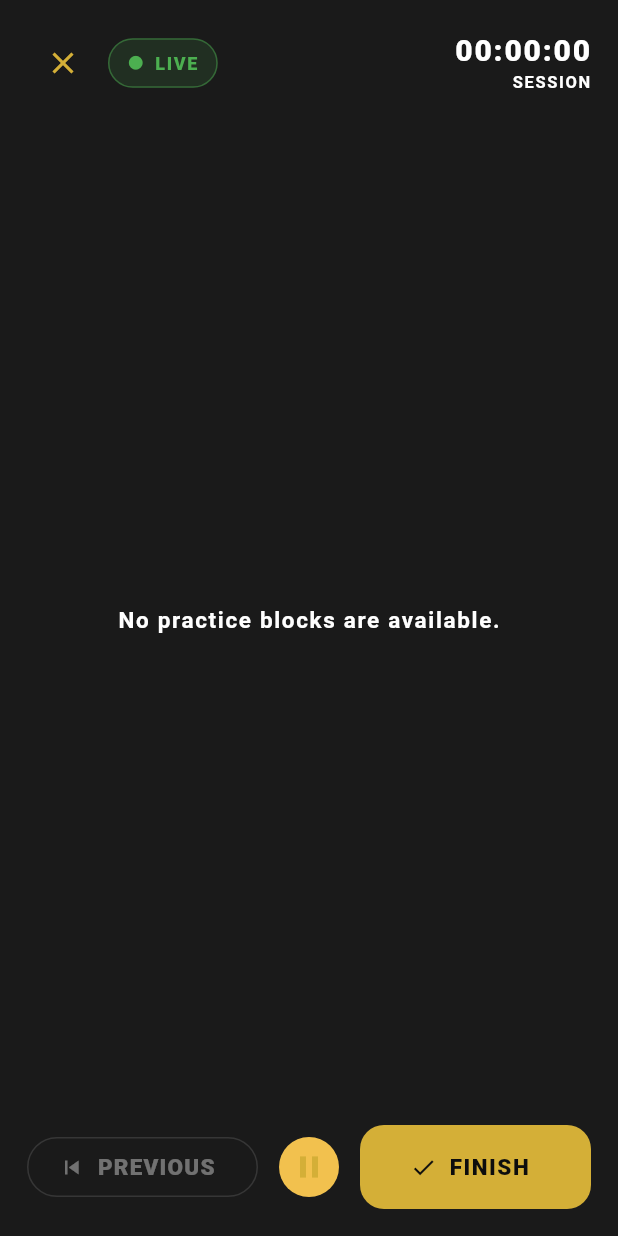
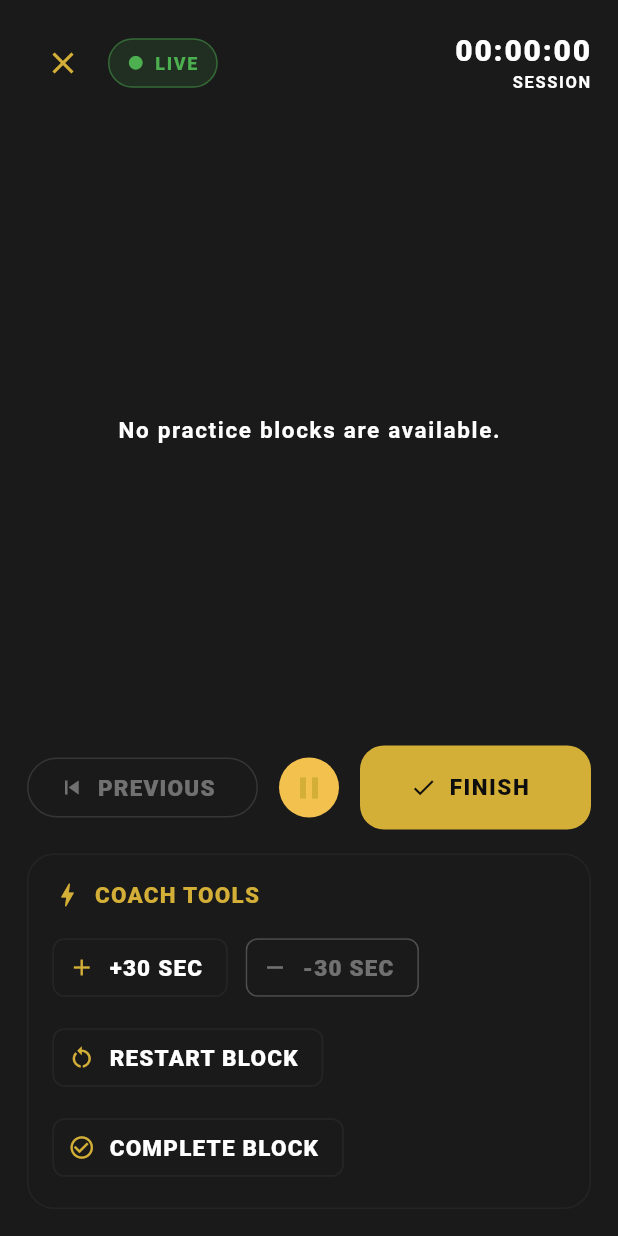
Before and after one commit to stevethompson54-star/panther_os, a Flutter app: the CoachModeScreen screen opened directly with empty values, on a phone screen of 412 x 824 dp. Run offline on Flutter 3.47's test engine with Material 3 defaults, Android fonts, the phone set to English and light mode, and no system bars.

Commit message:
Add Coach Tools to Coach Mode

```diff
--- a/lib/features/practice/coach_mode_screen.dart
+++ b/lib/features/practice/coach_mode_screen.dart
@@ -96,11 +96,15 @@ class _CoachModeScreenState extends State<CoachModeScreen> {
                               ),
                   ),
                   if (!_controller.isPracticeComplete) ...[
-                    const SizedBox(height: 14),
-                    _CoachControls(
-                      controller: _controller,
-                    ),
-                  ],
+  const SizedBox(height: 14),
+  _CoachControls(
+    controller: _controller,
+  ),
+  const SizedBox(height: 16),
+  _QuickActions(
+    controller: _controller,
+  ),
+],
                 ],
               ),
             ),
@@ -711,7 +715,80 @@ class _CoachControls extends StatelessWidget {
     );
   }
 }
+class _QuickActions extends StatelessWidget {
+  const _QuickActions({
+    required this.controller,
+  });
 
+  final PracticeController controller;
+
+  @override
+  Widget build(BuildContext context) {
+    final theme = Theme.of(context);
+
+    return Container(
+      width: double.infinity,
+      padding: const EdgeInsets.all(16),
+      decoration: BoxDecoration(
+        color: theme.colorScheme.surfaceContainer,
+        borderRadius: BorderRadius.circular(18),
+        border: Border.all(
+          color: theme.colorScheme.outlineVariant,
+        ),
+      ),
+      child: Column(
+        crossAxisAlignment: CrossAxisAlignment.start,
+        children: [
+          Row(
+            children: [
+              Icon(
+                Icons.bolt_outlined,
+                size: 20,
+                color: theme.colorScheme.primary,
+              ),
+              const SizedBox(width: 8),
+              Text(
+                'COACH TOOLS',
+                style: theme.textTheme.labelLarge?.copyWith(
+                  color: theme.colorScheme.primary,
+                  fontWeight: FontWeight.w900,
+                  letterSpacing: 0.8,
+                ),
+              ),
+            ],
+          ),
+          const SizedBox(height: 14),
+          Wrap(
+  spacing: 12,
+  runSpacing: 12,
+  children: [
+    ActionChip(
+      avatar: const Icon(Icons.add, size: 18),
+      label: const Text('+30 SEC'),
+      onPressed: controller.addThirtySeconds,
+    ),
+    const ActionChip(
+      avatar: Icon(Icons.remove, size: 18),
+      label: Text('-30 SEC'),
+      onPressed: null,
+    ),
+    ActionChip(
+      avatar: const Icon(Icons.restart_alt, size: 18),
+      label: const Text('RESTART BLOCK'),
+      onPressed: controller.restartCurrentBlock,
+    ),
+    ActionChip(
+  avatar: const Icon(Icons.check_circle_outline, size: 18),
+  label: const Text('COMPLETE BLOCK'),
+  onPressed: controller.moveToNextBlock,
+),
+  ],
+),
+        ],
+      ),
+    );
+  }
+}
 class _PracticeCompleteView extends StatelessWidget {
   const _PracticeCompleteView({
     required this.controller,
--- a/lib/features/practice/controllers/practice_controller.dart
+++ b/lib/features/practice/controllers/practice_controller.dart
@@ -337,6 +337,26 @@ class PracticeController extends ChangeNotifier {
   );
 }
 
+void addThirtySeconds() {
+  if (!hasBlocks || _isPracticeComplete) {
+    return;
+  }
+
+  _blockTimeRemaining += const Duration(seconds: 30);
+
+  notifyListeners();
+}
+void restartCurrentBlock() {
+  if (!hasBlocks || _isPracticeComplete) {
+    return;
+  }
+
+  _blockTimeRemaining = Duration(
+    minutes: currentBlock?.durationMinutes ?? 0,
+  );
+
+  notifyListeners();
+}
 @override
 void dispose() {
   _stopTimer();
```
Lines whose indentation alone changed are shown as unchanged.
